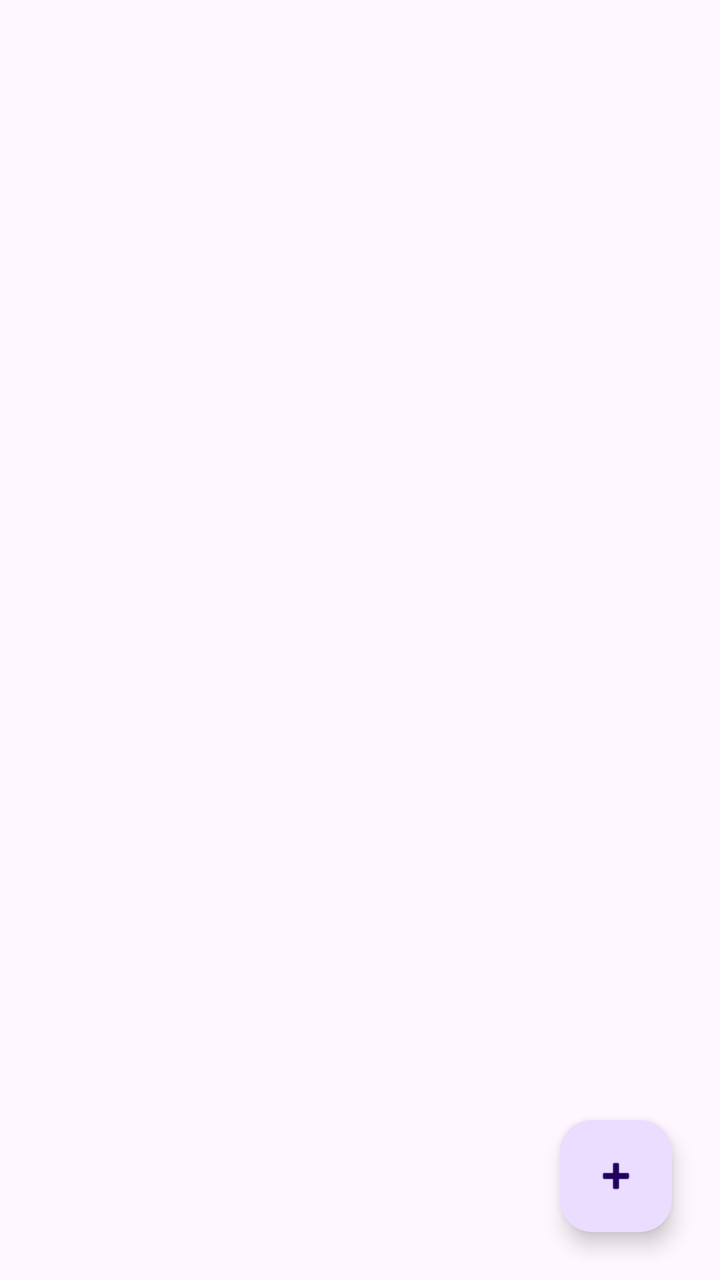
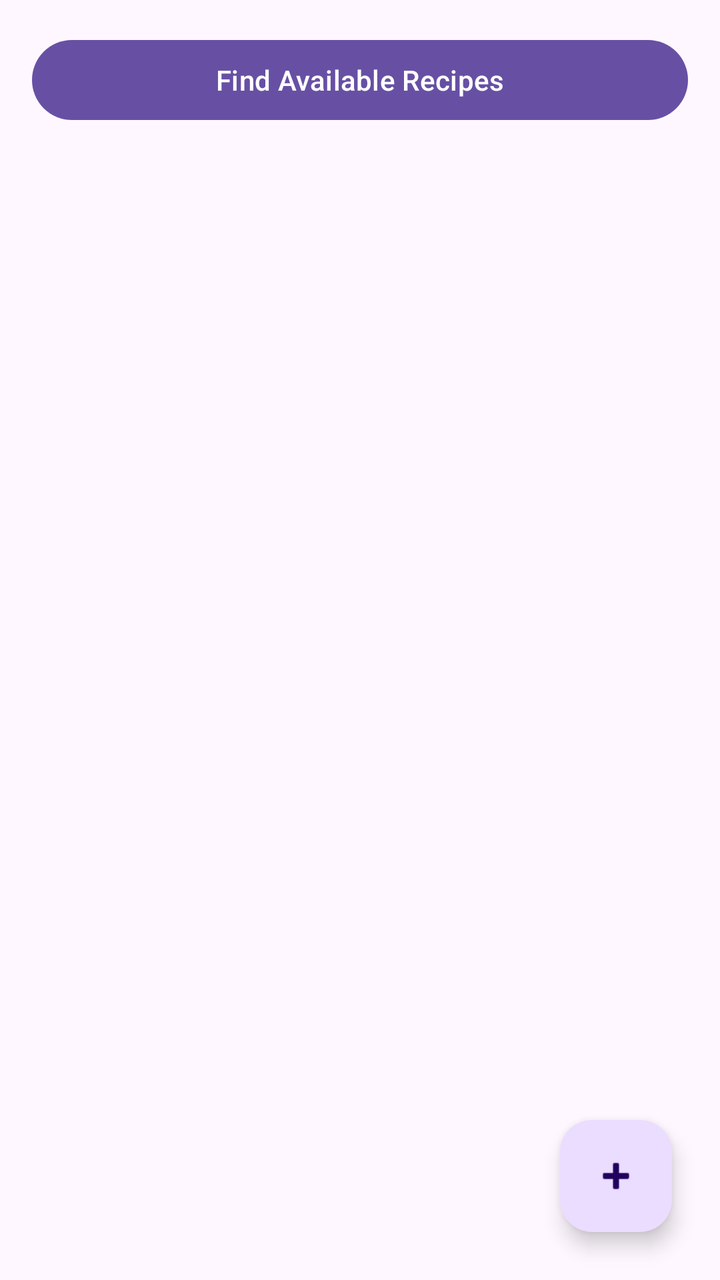

Before-and-after screenshots of an Android layout around one commit, followed by the original layout XML and the change that was made.
<!-- AndroidManifest.xml: application theme Theme.SmartPantryManager -->
<!-- res/layout/activity_main.xml -->
<?xml version="1.0" encoding="utf-8"?>
<androidx.constraintlayout.widget.ConstraintLayout
    xmlns:android="http://schemas.android.com/apk/res/android"
    xmlns:app="http://schemas.android.com/apk/res-auto"
    xmlns:tools="http://schemas.android.com/tools"
    android:layout_width="match_parent"
    android:layout_height="match_parent"
    tools:context=".MainActivity">

    
    <TextView
        android:id="@+id/tvEmptyPantry"
        android:layout_width="wrap_content"
        android:layout_height="wrap_content"
        android:text="Your pantry is empty. Tap + to add items."
        android:textSize="16sp"
        android:visibility="gone"
        app:layout_constraintBottom_toBottomOf="parent"
        app:layout_constraintEnd_toEndOf="parent"
        app:layout_constraintStart_toStartOf="parent"
        app:layout_constraintTop_toTopOf="parent" />

    
    <androidx.recyclerview.widget.RecyclerView
        android:id="@+id/recyclerViewPantry"
        android:layout_width="0dp"
        android:layout_height="0dp"
        android:clipToPadding="false"
        android:paddingBottom="80dp"
        app:layout_constraintBottom_toBottomOf="parent"
        app:layout_constraintEnd_toEndOf="parent"
        app:layout_constraintStart_toStartOf="parent"
        app:layout_constraintTop_toTopOf="parent" />

    
    <com.google.android.material.floatingactionbutton.FloatingActionButton
        android:id="@+id/fabAddIngredient"
        android:layout_width="wrap_content"
        android:layout_height="wrap_content"
        android:layout_marginEnd="24dp"
        android:layout_marginBottom="24dp"
        android:contentDescription="Add Ingredient"
        android:src="@android:drawable/ic_input_add"
        app:layout_constraintBottom_toBottomOf="parent"
        app:layout_constraintEnd_toEndOf="parent" />

</androidx.constraintlayout.widget.ConstraintLayout>
<!-- resources referenced by this layout -->
<resources>
  <style name="Theme.SmartPantryManager" parent="Base.Theme.SmartPantryManager" />
  <style name="Base.Theme.SmartPantryManager" parent="Theme.Material3.DayNight.NoActionBar">
          
          
      </style>
</resources>

<!-- the commit's change to res/layout/activity_main.xml (unified diff, before → after) -->
@@ -21,6 +21,17 @@
         app:layout_constraintTop_toTopOf="parent" />
 
     
+    <Button
+        android:id="@+id/btnFindRecipes"
+        android:layout_width="match_parent"
+        android:layout_height="wrap_content"
+        android:layout_margin="16dp"
+        android:text="Find Available Recipes"
+        app:layout_constraintTop_toTopOf="parent"
+        app:layout_constraintStart_toStartOf="parent"
+        app:layout_constraintEnd_toEndOf="parent" />
+
+    
     <androidx.recyclerview.widget.RecyclerView
         android:id="@+id/recyclerViewPantry"
         android:layout_width="0dp"
@@ -30,7 +41,7 @@
         app:layout_constraintBottom_toBottomOf="parent"
         app:layout_constraintEnd_toEndOf="parent"
         app:layout_constraintStart_toStartOf="parent"
-        app:layout_constraintTop_toTopOf="parent" />
+        app:layout_constraintTop_toBottomOf="@id/btnFindRecipes" />
 
     
     <com.google.android.material.floatingactionbutton.FloatingActionButton
